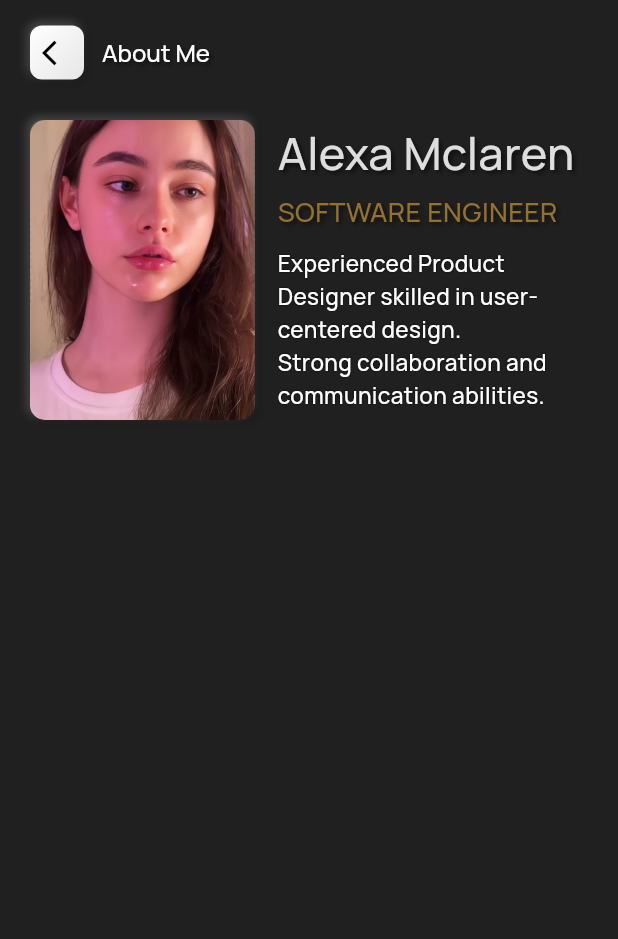
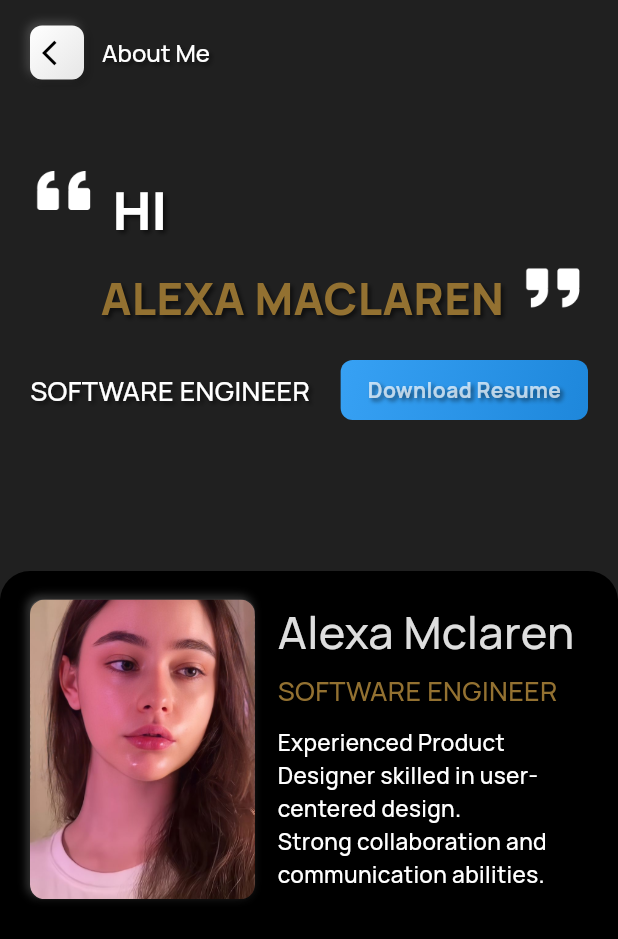
Before and after one commit to thedev97/Pro-Profile-Flutter, a Flutter app: the AboutMeScreen screen opened directly, on a phone screen of 412 x 824 dp. Shown: the top 939 px of the screen. Run offline on Flutter 3.47's test engine with Material 3 defaults, Android fonts, the light colour scheme and no system bars; drawn by our look-alikes of draggable_home; our stand-ins replace easy_stepper, equatable, flutter_bloc, flutter_neumorphic_plus, flutter_svg, google_fonts; missing offline and left inert: elastic_drawer.

Commit message:
About pages are done

```diff
--- a/lib/core/pro_profile_export.dart
+++ b/lib/core/pro_profile_export.dart
@@ -11,3 +11,4 @@
 export '../../core/utils/pro_profile_helper.dart';
 export 'package:flutter_neumorphic_plus/flutter_neumorphic.dart';
 export 'package:easy_stepper/easy_stepper.dart';
+export 'package:draggable_home/draggable_home.dart';
--- a/lib/presentation/about/about_screen.dart
+++ b/lib/presentation/about/about_screen.dart
@@ -19,18 +19,95 @@
   }
 
   Widget _buildAboutMe(BuildContext context, AboutState state) {
-    return SafeArea(
-      child: Scaffold(
+    return Scaffold(
       appBar: _buildAppBar(context),
-        body: SizedBox(
-          width: MediaQuery.of(context).size.width,
-          child: ListView(
+      body: SafeArea(
+        child: _buildDragAboutMe(context),
+      ),
+    );
+  }
+
+  Widget _buildDragAboutMe(BuildContext context) {
+    return DraggableHome(
+      title: const Text(''),
+      headerWidget: _headerWidget(context),
+      fullyStretchable: true,
+      body: [_buildHeader(context)],
+      alwaysShowLeadingAndAction: false,
+      backgroundColor: theme.colorScheme.onSecondary,
+      appBarColor: Colors.transparent,
+    );
+  }
+
+  Widget _headerWidget(BuildContext context) {
+    return Container(
+      color: theme.colorScheme.primaryContainer,
+      child: Padding(
+        padding: const EdgeInsets.symmetric(horizontal: 20, vertical: 20),
+        child: Column(
+          crossAxisAlignment: CrossAxisAlignment.start,
           children: [
-              const SizedBox(height: 10),
-              _buildHeader(context),
-              const SizedBox(height: 20),
+            Row(
+              children: [
+                ProProfileImageView(
+                    imagePath: ProProfileImageConstant.quotes1,
+                    height: 50,
+                    width: 45),
+                Padding(
+                  padding: const EdgeInsets.only(top: 25, left: 10),
+                  child: Text(
+                    'Hi'.toUpperCase(),
+                    style: theme.textTheme.titleLarge!.copyWith(
+                        fontSize: 35,
+                        color: Colors.white,
+                        fontWeight: FontWeight.w800),
+                  ),
+                ),
               ],
             ),
+            Row(
+              children: [
+                Padding(
+                  padding: const EdgeInsets.only(left: 47, top: 12),
+                  child: Text(
+                    'Alexa Maclaren'.toUpperCase(),
+                    style: theme.textTheme.titleLarge!.copyWith(
+                        fontSize: 30,
+                        color: appTheme.brown200,
+                        fontWeight: FontWeight.w800),
+                  ),
+                ),
+                const SizedBox(width: 10),
+                ProProfileImageView(
+                    imagePath: ProProfileImageConstant.quotes2,
+                    height: 50,
+                    width: 45),
+              ],
+            ),
+            const SizedBox(height: 20),
+            Row(
+              mainAxisAlignment: MainAxisAlignment.spaceBetween,
+              children: [
+                Text(
+                  "Software Engineer".toUpperCase(),
+                  style: theme.textTheme.titleMedium!.copyWith(
+                      fontSize: 18,
+                      fontWeight: FontWeight.w500,
+                      color: Colors.white),
+                ),
+                NeumorphicButton(
+                    onPressed: () {},
+                    style: ProProfileDecoration.elevatedButtonDecoration1,
+                    child: Text(
+                      'Download Resume',
+                      style: theme.textTheme.titleMedium!.copyWith(
+                          fontSize: 14,
+                          fontWeight: FontWeight.w700,
+                          color: Colors.white70),
+                    ))
+              ],
+            ),
+          ],
         ),
       ),
     );
@@ -60,8 +137,7 @@
         padding: const EdgeInsets.all(8),
         onPressed: () => Navigator.pop(context),
         style: ProProfileDecoration.backButtonDecoration,
-      child: const Icon(Icons.arrow_back_ios, size: 20, color: Colors.black),
-    );
+        child: const Icon(Icons.arrow_back_ios, size: 20, color: Colors.black));
   }
 
   Widget _buildHeader(BuildContext context) {
--- a/lib/theme/theme_helper.dart
+++ b/lib/theme/theme_helper.dart
@@ -133,7 +133,6 @@
 
   // Brown
   Color get brown200 => const Color(0XFF937131);
-
 }
 
 class ProProfileDecoration {
@@ -210,12 +209,27 @@
       color: Colors.white24,
       shadowLightColor: Colors.grey[600]);
 
+  static NeumorphicStyle get elevatedButtonDecoration1 => NeumorphicStyle(
+      depth: 8,
+      intensity: 0,
+      shape: NeumorphicShape.convex,
+      color: Colors.blue,
+      shadowLightColor: Colors.lightBlue[600]);
+
   static NeumorphicStyle get iconButtonDecoration => NeumorphicStyle(
       shape: NeumorphicShape.convex,
       depth: 4,
       intensity: 0.5,
       color: Colors.grey.withOpacity(0.2),
       shadowLightColor: Colors.grey[800]);
+
+  static NeumorphicStyle get textDecoration => NeumorphicStyle(
+        color: Colors.white,
+        depth: -6,
+        intensity: 0.7,
+        shadowLightColor: Colors.white,
+        shadowDarkColor: Colors.grey.withOpacity(0.4),
+      );
 }
 
 class BorderRadiusStyle {
--- a/pubspec.yaml
+++ b/pubspec.yaml
@@ -18,6 +18,7 @@
   elastic_drawer: ^2.0.2
   google_fonts: ^6.2.1
   easy_stepper: ^0.8.3
+  draggable_home: ^1.0.5
 
 dev_dependencies:
   flutter_test:
```
Also changed, not shown: lib/presentation/reach/reach_screen.dart (+30 -49 lines), lib/widgets/pro_profile_textform.dart (added, +25 -0 lines), assets/images/quotes_2.png, pubspec.lock. Lines whose indentation alone changed are shown as unchanged.
